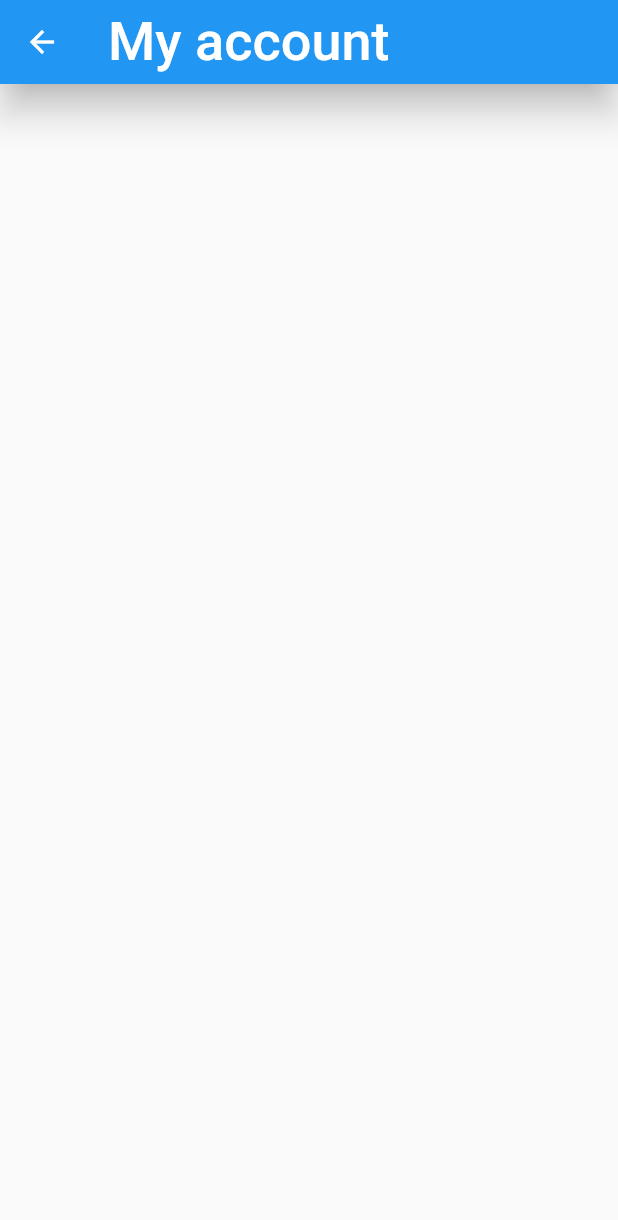
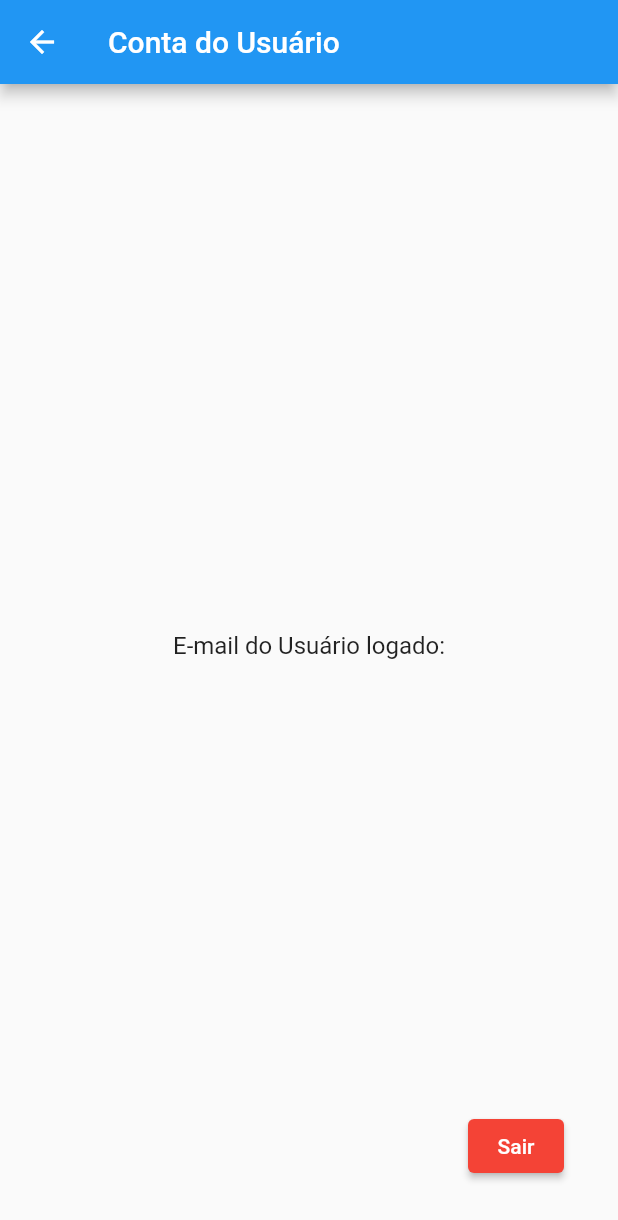
Before and after one commit to Falleiro/Stock-Control, a Flutter app: the HomePage screen opened directly, after a tap on the "account circle" icon, on a phone screen of 412 x 824 dp. Shown: the top 1220 px of the screen. Run offline on Flutter 3.47's test engine with Material 2 defaults, Android fonts, the phone set to English and light mode, and no system bars; our stand-ins replace firebase_auth, firebase_core, flutter_modular, flutter_triple, localization, sqflite; missing offline and left inert: mailer; accounts and stored records are empty.

Commit message:
colocando botão de sair na tela da conta

```diff
--- a/stockcontrol/lib/src/feature/home/view/page/account.dart
+++ b/stockcontrol/lib/src/feature/home/view/page/account.dart
@@ -1,25 +1,67 @@
 import 'package:flutter/material.dart';
-import 'package:localization/localization.dart';
+import 'package:firebase_auth/firebase_auth.dart';
+import 'package:stock_control/src/feature/home/view/page/login/loginpage.dart';
 
-import '../../../../component/personalizados.dart';
+class UserAccount extends StatefulWidget {
+  @override
+  _UserAccountState createState() => _UserAccountState();
+}
 
-class UserAccount extends StatelessWidget {
-  const UserAccount({super.key});
+class _UserAccountState extends State<UserAccount> {
+  User? _user;
+
+  @override
+  void initState() {
+    super.initState();
+    _user = FirebaseAuth.instance.currentUser;
+  }
 
   @override
   Widget build(BuildContext context) {
     return Scaffold(
-      appBar: _minhabarra('appbar-account'.i18n(), context),
+      appBar: AppBar(
+        title: Text('Conta do Usuário'),
+      ),
+      body: Center(
+        child: Column(
+          mainAxisAlignment: MainAxisAlignment.center,
+          children: [
+            //Text('Nome do Usuário: ${_user?.displayName ?? ""}'),
+            ListTile(
+              title: Text(
+                'E-mail do Usuário logado: ',
+                textAlign: TextAlign.center,
+              ),
+              subtitle: Text(
+                '${_user?.email ?? ""}',
+                textAlign: TextAlign.center,
+              ),
+            )
+          ],
+        ),
+      ),
+      floatingActionButton: Stack(
+        children: <Widget>[
+          Positioned(
+            bottom: 20.0,
+            right: 20.0,
+            child: ElevatedButton(
+              onPressed: _logout,
+              child: Text('Sair'),
+              style: ElevatedButton.styleFrom(
+                backgroundColor: Colors.red,
+              ),
+            ),
+          ),
+        ],
+      ),
     );
   }
+
+  void _logout() async {
+    await FirebaseAuth.instance.signOut();
+    // ignore: use_build_context_synchronously
+    Navigator.push(
+        context, MaterialPageRoute(builder: (context) => LoginPage()));
+  }
 }
-
-voltaTela(BuildContext context) => Navigator.pop(context);
-
-PreferredSizeWidget _minhabarra(String texto, context) {
-  return MinhaAppBar(
-    title:
-        Text(texto, style: const TextStyle(color: Colors.white, fontSize: 36)),
-    elevation: 10,
-  );
-}
--- a/stockcontrol/lib/src/feature/home/view/page/homepage.dart
+++ b/stockcontrol/lib/src/feature/home/view/page/homepage.dart
@@ -118,8 +118,8 @@ PreferredSizeWidget _minhabarra(String texto, context) {
           size: 40,
         ),
         onPressed: () {
-          Navigator.push(context,
-              MaterialPageRoute(builder: (context) => const UserAccount()));
+          Navigator.push(
+              context, MaterialPageRoute(builder: (context) => UserAccount()));
         },
       )
     ],
```
